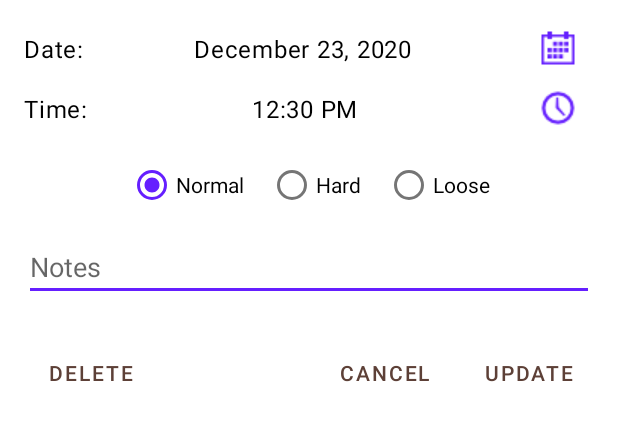
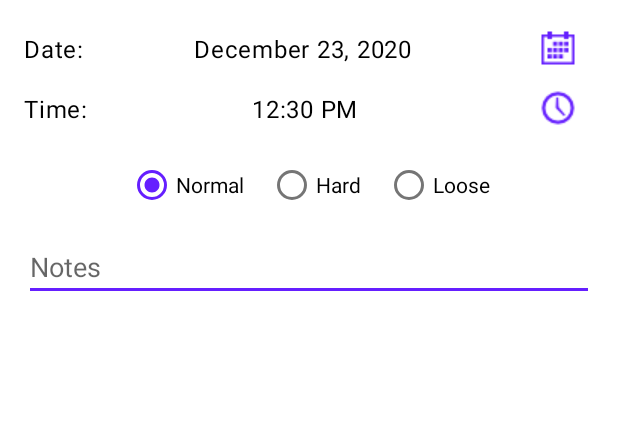
Before and after one commit to curtbinder/PoopTime, an Android app: the layout dlg_edit_poop.xml on its own in the app's theme, with its tools: preview values and no code run, on a phone screen of 412 x 824 dp. Shown: the top 421 px of the screen. Run offline under Robolectric (Android 15) with nearby library versions, the phone set to English and light mode, and no system bars.

Commit message:
Added more framework for editing item

```diff
--- a/app/src/main/res/layout/dlg_edit_poop.xml
+++ b/app/src/main/res/layout/dlg_edit_poop.xml
@@ -129,37 +129,37 @@
         app:layout_constraintStart_toStartOf="parent"
         app:layout_constraintTop_toBottomOf="@+id/radioPanel" />
 
-    <Button
-        android:id="@+id/btnDelete"
-        style="@style/Widget.MaterialComponents.Button.TextButton"
-        android:layout_width="wrap_content"
-        android:layout_height="wrap_content"
-        android:layout_marginStart="8dp"
-        android:layout_marginTop="@dimen/buttonbar_vertical_padding"
-        android:text="Delete"
-        app:layout_constraintStart_toStartOf="parent"
-        app:layout_constraintTop_toBottomOf="@+id/notes" />
+<!--    <Button-->
+<!--        android:id="@+id/btnDelete"-->
+<!--        style="@style/Widget.MaterialComponents.Button.TextButton"-->
+<!--        android:layout_width="wrap_content"-->
+<!--        android:layout_height="wrap_content"-->
+<!--        android:layout_marginStart="8dp"-->
+<!--        android:layout_marginTop="@dimen/buttonbar_vertical_padding"-->
+<!--        android:text="Delete"-->
+<!--        app:layout_constraintStart_toStartOf="parent"-->
+<!--        app:layout_constraintTop_toBottomOf="@+id/notes" />-->
 
-    <Button
-        android:id="@+id/btnUpdate"
-        style="@style/Widget.MaterialComponents.Button.TextButton"
-        android:layout_width="wrap_content"
-        android:layout_height="wrap_content"
-        android:layout_marginTop="@dimen/buttonbar_vertical_padding"
-        android:layout_marginEnd="8dp"
-        android:text="Update"
-        app:layout_constraintEnd_toEndOf="parent"
-        app:layout_constraintTop_toBottomOf="@+id/notes" />
+<!--    <Button-->
+<!--        android:id="@+id/btnUpdate"-->
+<!--        style="@style/Widget.MaterialComponents.Button.TextButton"-->
+<!--        android:layout_width="wrap_content"-->
+<!--        android:layout_height="wrap_content"-->
+<!--        android:layout_marginTop="@dimen/buttonbar_vertical_padding"-->
+<!--        android:layout_marginEnd="8dp"-->
+<!--        android:text="Update"-->
+<!--        app:layout_constraintEnd_toEndOf="parent"-->
+<!--        app:layout_constraintTop_toBottomOf="@+id/notes" />-->
 
-    <Button
-        android:id="@+id/btnCancel"
-        style="@style/Widget.MaterialComponents.Button.TextButton"
-        android:layout_width="wrap_content"
-        android:layout_height="wrap_content"
-        android:layout_marginTop="@dimen/buttonbar_vertical_padding"
-        android:layout_marginEnd="8dp"
-        android:text="@android:string/cancel"
-        app:layout_constraintEnd_toStartOf="@+id/btnUpdate"
-        app:layout_constraintTop_toBottomOf="@+id/notes" />
+<!--    <Button-->
+<!--        android:id="@+id/btnCancel"-->
+<!--        style="@style/Widget.MaterialComponents.Button.TextButton"-->
+<!--        android:layout_width="wrap_content"-->
+<!--        android:layout_height="wrap_content"-->
+<!--        android:layout_marginTop="@dimen/buttonbar_vertical_padding"-->
+<!--        android:layout_marginEnd="8dp"-->
+<!--        android:text="@android:string/cancel"-->
+<!--        app:layout_constraintEnd_toStartOf="@+id/btnUpdate"-->
+<!--        app:layout_constraintTop_toBottomOf="@+id/notes" />-->
 
 </androidx.constraintlayout.widget.ConstraintLayout>
--- a/app/src/main/res/values/strings.xml
+++ b/app/src/main/res/values/strings.xml
@@ -18,4 +18,7 @@
     <string name="about">About</string>
     <string name="calendar">Calendar</string>
     <string name="never">Never</string>
+    <string name="edit_poop_title">Edit Poop</string>
+    <string name="delete">Delete</string>
+    <string name="update">Update</string>
 </resources>
```
Also changed, not shown: app/src/main/java/info/curtbinder/pooptime/DBCommands.java (+15 -0 lines), app/src/main/java/info/curtbinder/pooptime/DialogEditPoop.java (+90 -1 lines).
